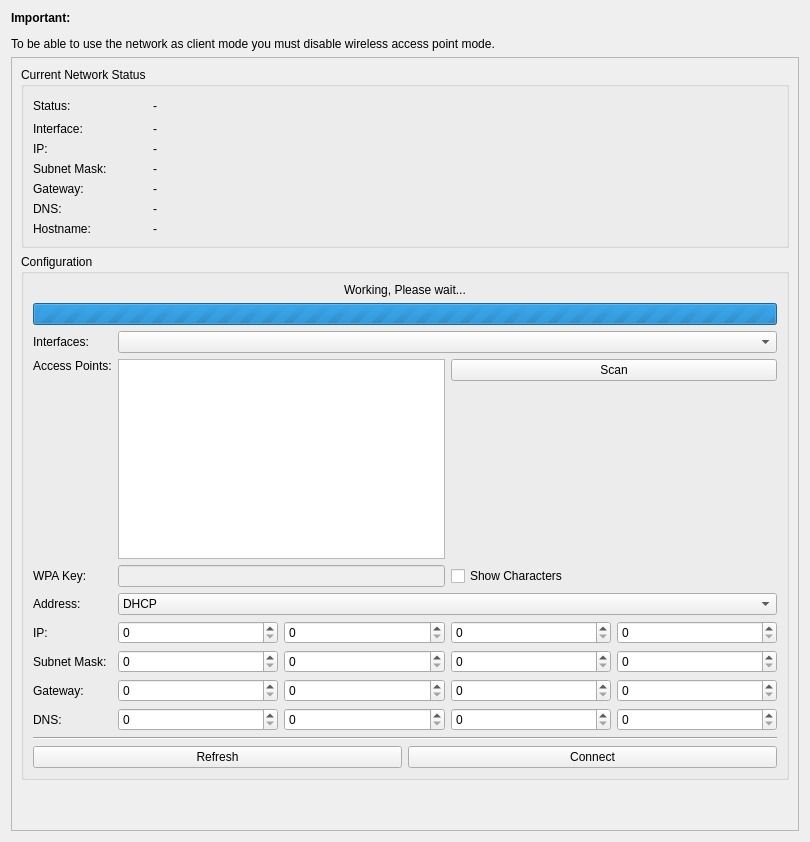
First picture: the form in src/brickv/plugin_system/plugins/red/ui/red_tab_settings_network.ui, repository Tinkerforge/brickv, before the edit.
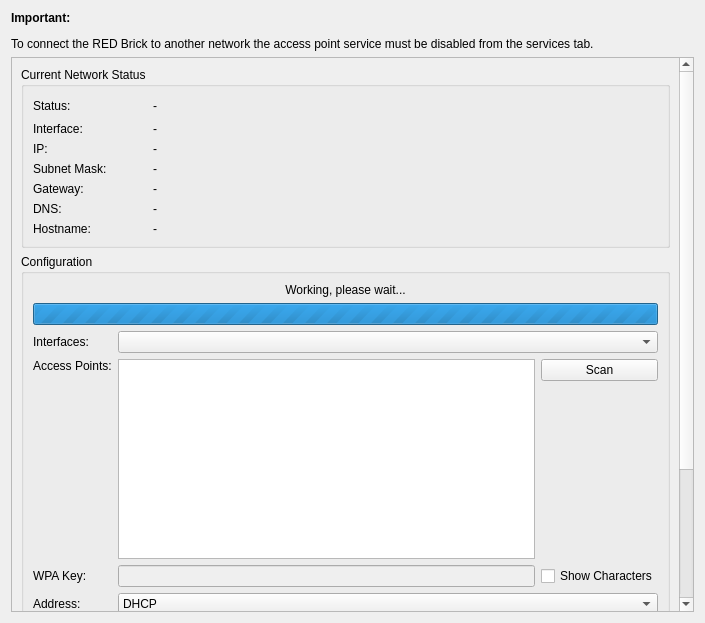
Second picture: the form after the edit.

Commit message: red-brick: Unify hint text style

What changed in the file:
```diff
--- a/src/brickv/plugin_system/plugins/red/ui/red_tab_settings_network.ui
+++ b/src/brickv/plugin_system/plugins/red/ui/red_tab_settings_network.ui
@@ -6,8 +6,8 @@
    <rect>
     <x>0</x>
     <y>0</y>
-    <width>810</width>
-    <height>842</height>
+    <width>705</width>
+    <height>623</height>
    </rect>
   </property>
   <property name="windowTitle">
@@ -17,7 +17,10 @@
    <item row="0" column="0">
     <widget class="QLabel" name="label_net_disabled">
      <property name="text">
-      <string>&lt;html&gt;&lt;head/&gt;&lt;body&gt;&lt;p&gt;&lt;span style=&quot; font-weight:600;&quot;&gt;Important:&lt;/span&gt;&lt;/p&gt;&lt;p&gt;To be able to use the network as client mode you must disable wireless access point mode.&lt;/p&gt;&lt;/body&gt;&lt;/html&gt;</string>
+      <string>&lt;html&gt;&lt;head/&gt;&lt;body&gt;&lt;p&gt;&lt;b&gt;Important:&lt;/b&gt;&lt;/p&gt;&lt;p&gt;To connect the RED Brick to another network the access point service must be disabled from the services tab.&lt;/p&gt;&lt;/body&gt;&lt;/html&gt;</string>
+     </property>
+     <property name="wordWrap">
+      <bool>true</bool>
      </property>
     </widget>
    </item>
@@ -30,8 +33,8 @@
       <property name="geometry">
        <rect>
         <x>0</x>
-        <y>-33</y>
-        <width>774</width>
+        <y>0</y>
+        <width>669</width>
         <height>803</height>
        </rect>
       </property>
@@ -51,6 +54,12 @@
                 <property name="enabled">
                  <bool>true</bool>
                 </property>
+                <property name="sizePolicy">
+                 <sizepolicy hsizetype="Expanding" vsizetype="Expanding">
+                  <horstretch>1</horstretch>
+                  <verstretch>0</verstretch>
+                 </sizepolicy>
+                </property>
                 <property name="minimumSize">
                  <size>
                   <width>0</width>
@@ -359,7 +368,7 @@
                  <item>
                   <widget class="QLabel" name="label_working_wait">
                    <property name="text">
-                    <string>Working, Please wait...</string>
+                    <string>Working, please wait...</string>
                    </property>
                    <property name="alignment">
                     <set>Qt::AlignCenter</set>
@@ -422,14 +431,7 @@
                </widget>
               </item>
               <item row="1" column="1" colspan="2">
-               <widget class="QComboBox" name="cbox_net_intf">
-                <property name="sizePolicy">
-                 <sizepolicy hsizetype="Preferred" vsizetype="Fixed">
-                  <horstretch>1</horstretch>
-                  <verstretch>0</verstretch>
-                 </sizepolicy>
-                </property>
-               </widget>
+               <widget class="QComboBox" name="cbox_net_intf"/>
               </item>
              </layout>
             </item>
```
The commit also changes 2 other files.
